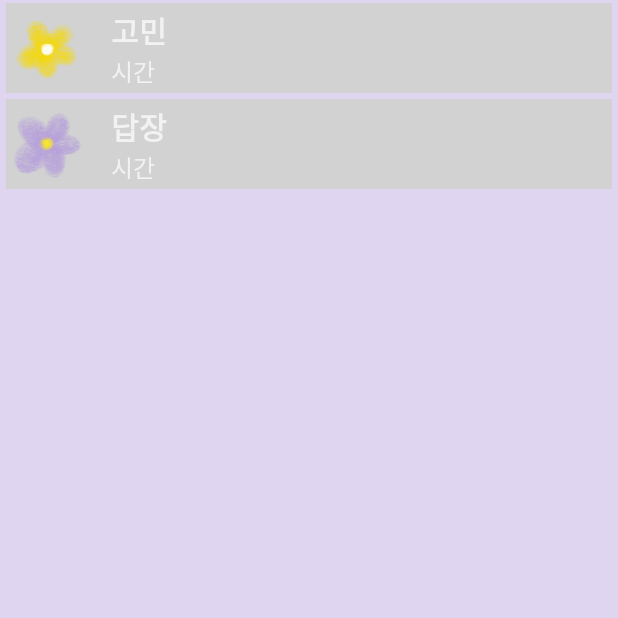
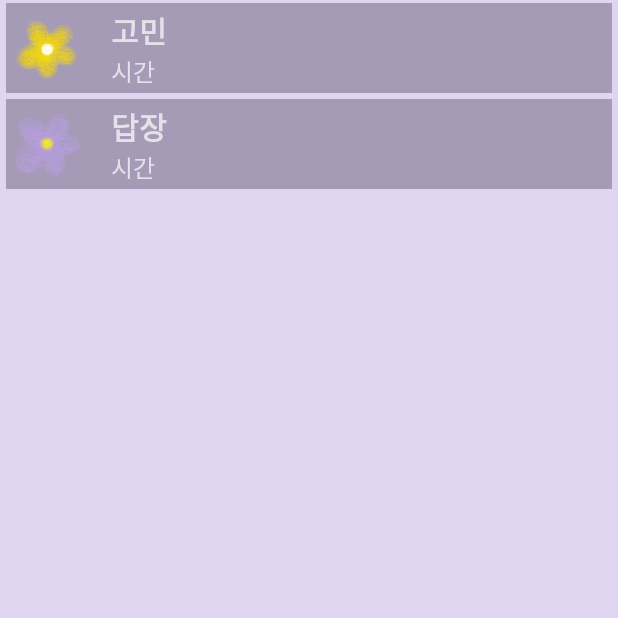
Before and after one commit to jeongiin/Planetwork, an Android app: the fragment PostFragment shown on its own in the app's theme, on a phone screen of 412 x 824 dp, the top half of it. Run offline under Robolectric (Android 15) with nearby library versions, the phone set to English and light mode, and no system bars.

Commit message:
보관함 색깔 변경

```diff
--- a/app/src/main/res/layout/item_letter.xml
+++ b/app/src/main/res/layout/item_letter.xml
@@ -5,7 +5,7 @@
         android:layout_height="60dp"
         xmlns:app="http://schemas.android.com/apk/res-auto"
         xmlns:tools="http://schemas.android.com/tools"
-        android:background="@color/colorWhiteGray"
+        android:background="@color/colorLetterBackground"
         android:layout_marginTop="2dp"
         android:layout_marginBottom="2dp"
         android:layout_marginStart="4dp"
```
